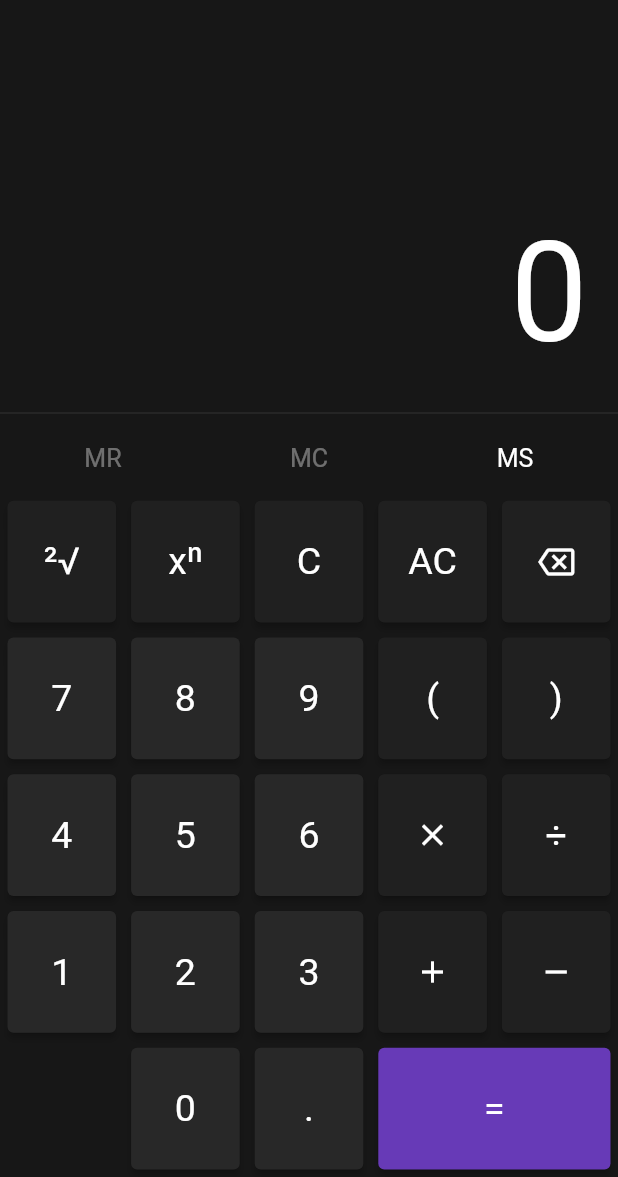
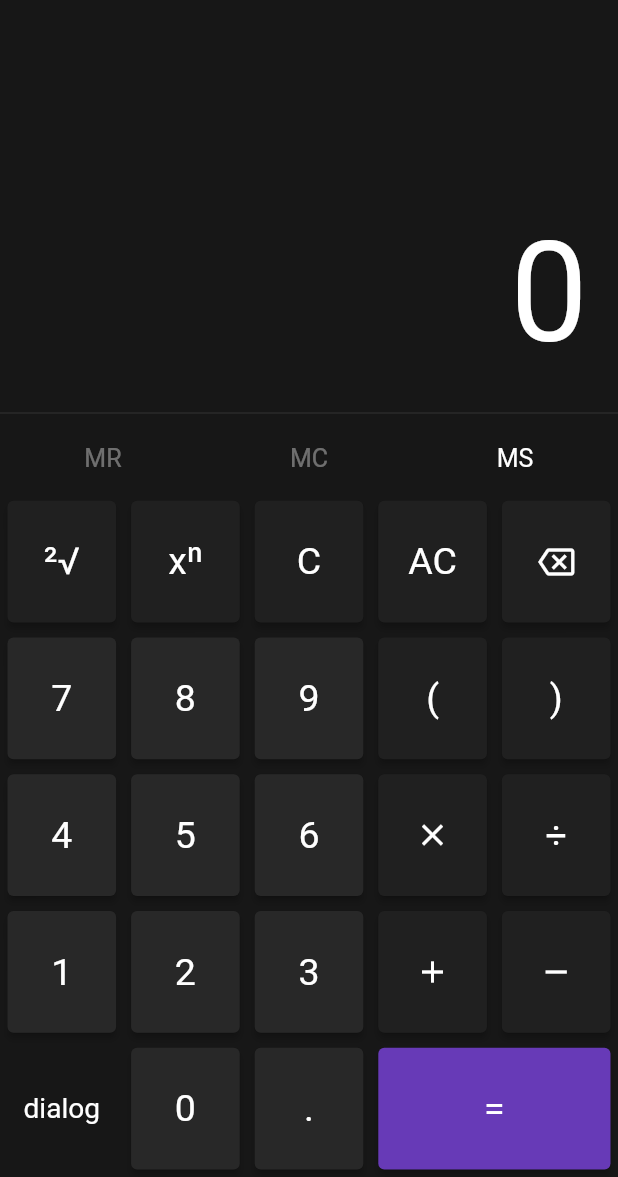
Before and after one commit to lucas-marianno/flutter_calculator_math_parser, a Flutter app: the screen it shows after launch, on a phone screen of 412 x 824 dp, the part 59-1236 px from its top. Run offline on Flutter 3.47's test engine with Material 2 defaults, Android fonts, the phone set to English and light mode, and no system bars; our stand-ins replace google_fonts.

Commit message:
BMI results dialog implementation - first commit

```diff
--- a/lib/brain/logic.dart
+++ b/lib/brain/logic.dart
@@ -19,7 +19,7 @@ class Logic {
     }
 
     previousButtonId = buttonId;
-    // TODO: this sequence of 'if statements' is confuse and verbose. This should be rewritten and abstracted into separate functions
+    // TODO: Readability: this sequence of 'if statements' is confuse and verbose. This should be rewritten and abstracted into separate functions
 
     // EQUAL pressed
     if (buttonId == ButtonId.equal) {
@@ -48,7 +48,7 @@ class Logic {
     } else if (buttonId == ButtonId.mr) {
       if (currentDisplay == memory.toString()) return currentDisplay;
       if (memory == 0) return currentDisplay;
-      // TODO: evaluate if the screen ends with a symbol, otherwise it should clear the screen first
+      // TODO: Bugfix: evaluate if the screen ends with a symbol, otherwise it should clear the screen first
       if (currentDisplay == '0') return memory.toString();
       return currentDisplay + memory.toString();
       // MC pressed
--- a/lib/main.dart
+++ b/lib/main.dart
@@ -1,6 +1,9 @@
 import 'package:calculator2/routes.dart';
 import 'package:calculator2/theme.dart';
 import 'package:flutter/material.dart';
+
+// TODO: Update the readme.md file and add new screen captures on the github page
+// TODO: Upgrade to Material3
 
 void main() {
   runApp(const CalculatorApp());
--- a/lib/pages/bmi_page.dart
+++ b/lib/pages/bmi_page.dart
@@ -16,7 +16,7 @@ class BMIPage extends StatefulWidget {
 }
 
 class _BMIPageState extends State<BMIPage> {
-  // TODO: implement a way to select imperial or metric measurements
+  // TODO: Feature: implement a way to select imperial or metric measurements
   int _weight = 0;
   int _height = 0;
   BMIMeasurementType _selectedScreen = BMIMeasurementType.weight;
@@ -27,7 +27,7 @@ class _BMIPageState extends State<BMIPage> {
         _height = 0;
         _weight = 0;
       } else if (buttonId == ButtonId.equal) {
-        //TODO: create a function that displays the bmi result in a alert
+        //TODO: Feature: create a function that displays the bmi result in a alert (showDialog)
         BMICalculator.setBMI(_height, _weight);
         Navigator.pushNamed(context, bmiResultsPage);
         _height = 0;
--- a/lib/pages/bmi_results_page.dart
+++ b/lib/pages/bmi_results_page.dart
@@ -2,10 +2,37 @@ import 'package:calculator2/constants.dart';
 import 'package:flutter/gestures.dart';
 import 'package:flutter/material.dart';
 import 'package:url_launcher/url_launcher.dart';
+import '../brain/bmi_calculator.dart';
+import '../widgets/buttons.dart';
 
-import '../brain/bmi_calculator.dart';
+class NewTestWidget extends StatelessWidget {
+  const NewTestWidget({
+    super.key,
+  });
+
+  @override
+  Widget build(BuildContext context) {
+    return DefaultButton(
+      'dialog',
+      (useless) => showDialog(
+        context: context,
+        builder: (context) => AlertDialog(
+          title: BMIResults(),
+          content: BMIResultsInformation(),
+          actions: [
+            TextButton(onPressed: () {}, child: const Text('btn 1')),
+            TextButton(onPressed: () {}, child: const Text('btn 1')),
+          ],
+        ),
+      ),
+      emphasis: Emphasis.zero,
+    );
+  }
+}
 
 class BMIResultsPage extends StatelessWidget {
+  // TODO: Bugfix: BMIResultsPage bugs out when the app is ran on either lower resolution devices or large font size users.
+  // Possible solution: replace fixed size fonts by BoxFit(Text()) widgets.
   const BMIResultsPage({super.key});
 
   @override
--- a/lib/pages/calculator_page.dart
+++ b/lib/pages/calculator_page.dart
@@ -6,6 +6,9 @@ import '../brain/logic.dart';
 import '../widgets/calculator_display.dart';
 import '../widgets/popupmenu.dart';
 import '../widgets/keyboards.dart';
+
+// TODO: Feature: Implement the hability to select text on any of the app displays, and copy it.
+// TODO: Feature: Implement a cursor on any of the displays, allowing users to edit text.
 
 class HomePage extends StatefulWidget {
   const HomePage({super.key});
--- a/lib/widgets/bmi_display.dart
+++ b/lib/widgets/bmi_display.dart
@@ -70,7 +70,7 @@ class BMIDisplayLine extends StatelessWidget {
       mainAxisAlignment: MainAxisAlignment.spaceBetween,
       children: [
         Row(
-          //TODO: implement a dropdown menu to choose kg/lb | cm/ftin
+          //TODO: Feature: implement a dropdown menu to choose kg/lb | cm/ftin
           children: [
             Text(
               measurementType,
--- a/lib/widgets/buttons.dart
+++ b/lib/widgets/buttons.dart
@@ -82,6 +82,7 @@ class DefaultButton extends StatelessWidget {
   final int? flex;
 
   const DefaultButton(
+    // buttonFunction = Function(ButtonId.id)
     this.buttonId,
     this.buttonFunction, {
     super.key,
--- a/lib/widgets/calculator_display.dart
+++ b/lib/widgets/calculator_display.dart
@@ -55,7 +55,6 @@ class CalculatorMemoryDisplay extends StatelessWidget {
 
   @override
   Widget build(BuildContext context) {
-    //TODO: this is where the memory screen will go
     return Expanded(
       child: FittedBox(
         alignment: Alignment.bottomRight,
--- a/lib/widgets/keyboards.dart
+++ b/lib/widgets/keyboards.dart
@@ -1,8 +1,9 @@
 import 'package:flutter/material.dart';
+import '../pages/bmi_results_page.dart';
 import 'buttons.dart';
 
 List<List<Widget>> calculatorKeyboard(Function function) => [
-      // TODO: create a '%' button
+      // TODO: Feature: create a '%' button
       [
         DefaultButton(ButtonId.mr, function, emphasis: Emphasis.zero),
         DefaultButton(ButtonId.mc, function, emphasis: Emphasis.zero),
@@ -39,7 +40,7 @@ List<List<Widget>> calculatorKeyboard(Function function) => [
         DefaultButton(ButtonId.subtract, function, emphasis: Emphasis.low),
       ],
       [
-        const Spacer(),
+        NewTestWidget(),
         DefaultButton(ButtonId.zero, function),
         DefaultButton(ButtonId.dot, function),
         DefaultButton(
@@ -73,12 +74,12 @@ List<List<Widget>> bmiKeyboard(Function function) => [
         DefaultButton(ButtonId.three, function),
       ],
       [
-        const Spacer(),
+        const NewTestWidget(),
         DefaultButton(ButtonId.zero, function),
         DefaultButton(
           ButtonId.equal,
           function,
           emphasis: Emphasis.high,
-        ),
+        )
       ],
     ];
--- a/lib/widgets/popupmenu.dart
+++ b/lib/widgets/popupmenu.dart
@@ -2,7 +2,9 @@ import 'package:flutter/material.dart';
 import '../routes.dart';
 
 class PopupMenu extends StatelessWidget {
-  // TODO: Replace this widget by a top navigation bar.
+  // TODO: Feature: Replace this widget by a top navigation bar.
+  // TODO: Bugfix: Ao ir pra tela BMI e voltar, a calculadora para de atualizar o display com as entradas da memória.
+  // Possivel causa: tem a ver com Navigator.pop antes do push | quebra o State atual pra ir pra outra tela
   const PopupMenu({
     super.key,
   });
```
Also changed, not shown: lib/brain/equal_logic.dart (+8 -3 lines), lib/pages/about_page.dart (+21 -1 lines), lib/pages/customization_page.dart (added, +20 -0 lines), lib/pages/interest_converter.dart (added, +17 -0 lines), lib/pages/language_selection_page.dart (added, +16 -0 lines), lib/pages/unity_converter_page.dart (added, +17 -0 lines).
